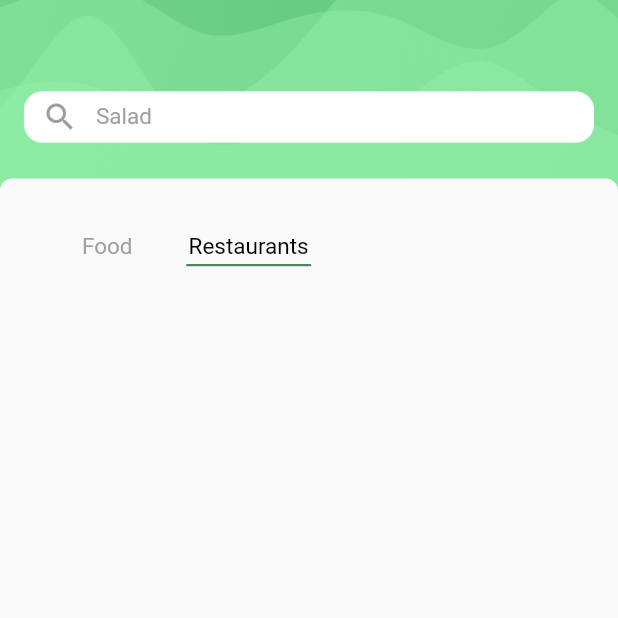
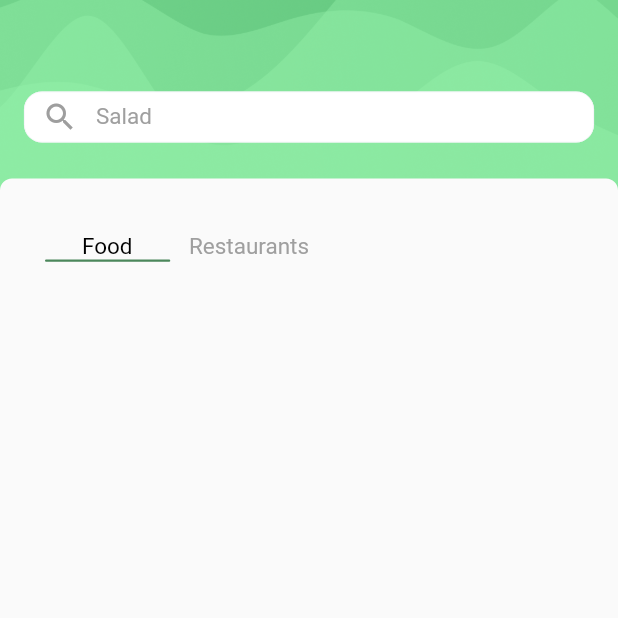
Before and after one commit to Lejhat-Bergijhi/veggytably-customer, a Flutter app: the SearchPage screen opened directly, on a phone screen of 412 x 824 dp, the top half of it. Run offline on Flutter 3.47's test engine with Material 2 defaults, Android fonts, the phone set to English and light mode, and no system bars; our stand-ins replace dio, dotted_border, flutter_secure_storage, get, image_picker, shared_preferences; accounts and stored records are empty.

Commit message:
finish search page

```diff
--- a/lib/controllers/search_controller.dart
+++ b/lib/controllers/search_controller.dart
@@ -12,6 +12,7 @@ class SearchController extends GetxController {
   set search(String value) => _search.value = value;
 
   RxBool isLoading = false.obs;
+  RxBool showMenu = true.obs;
 
   String get search => _search.value;
   List<Menu> get menuSearchResult => _menuSearchResult;
@@ -50,6 +51,11 @@ class SearchController extends GetxController {
     }
   }
 
+  void setShowMenu(bool value) {
+    showMenu.value = value;
+    update();
+  }
+
   void setSearch(String query) {
     search = query;
     update();
--- a/lib/views/search_page.dart
+++ b/lib/views/search_page.dart
@@ -4,14 +4,14 @@ import 'package:veggytably_customer/controllers/search_controller.dart';
 import 'package:veggytably_customer/widgets/sliver_search_page_app_bar.dart';
 
 import '../widgets/food_menu_card.dart';
+import '../widgets/resto_menu_card.dart';
 import '../widgets/switcher.dart';
 
 class SearchPage extends StatelessWidget {
   const SearchPage({super.key});
   @override
   Widget build(BuildContext context) {
-    SearchController searchController = Get.put(SearchController());
-    // AuthController authController = Get.put(AuthController());
+    Get.put(SearchController());
     double marginleft = 24;
     double boxWidth = MediaQuery.of(context).size.width;
     double topPadding = MediaQuery.of(context).padding.top + 15;
@@ -28,11 +28,11 @@ class SearchPage extends StatelessWidget {
                 children: [
                   RegularSearchAppBar(topPadding),
                   const SizedBox(height: 20),
-                  const Padding(
+                  Padding(
                     padding: EdgeInsets.only(left: 30),
                     child: Switcher(),
                   ),
-                  const SizedBox(height: 80),
+                  const SizedBox(height: 20),
                   // menu list here
                   GetBuilder<SearchController>(
                     builder: (controller) {
@@ -51,7 +51,8 @@ class SearchPage extends StatelessWidget {
                         return const SizedBox();
                       }
 
-                      if (controller.search.length > 3 &&
+                      if (controller.search.length > 3) {
+                        if (controller.showMenu.value &&
                             controller.menuSearchResult.isEmpty) {
                           return Center(
                             child: SizedBox(
@@ -62,16 +63,38 @@ class SearchPage extends StatelessWidget {
                           );
                         }
 
+                        if (!controller.showMenu.value &&
+                            controller.merchantSearchResult.isEmpty) {
+                          return Center(
+                            child: SizedBox(
+                                height: 300,
+                                width: 300,
+                                child: Image.asset(
+                                    'assets/images/sorry_search_page.png')),
+                          );
+                        }
+                      }
+
                       return Expanded(
-                        child: ListView.builder(
+                        child: controller.showMenu.value
+                            ? ListView.builder(
+                                physics: const AlwaysScrollableScrollPhysics(
+                                    parent: BouncingScrollPhysics()),
                                 itemCount: controller.menuSearchResult.length,
                                 itemBuilder: (context, index) {
                                   return FoodMenuCard(
-                                // menu: controller.menuSearchResult[index],
-                                'assets/images/food1.png',
-                                "Gurino Salado",
-                                "Rp 10.000",
-                                "Helty Resto Jaya");
+                                    menu: controller.menuSearchResult[index],
+                                  );
+                                },
+                              )
+                            : ListView.builder(
+                                itemCount:
+                                    controller.merchantSearchResult.length,
+                                itemBuilder: (context, index) {
+                                  return RestoMenuCard(
+                                    merchant:
+                                        controller.merchantSearchResult[index],
+                                  );
                                 },
                               ),
                       );
--- a/lib/widgets/switcher.dart
+++ b/lib/widgets/switcher.dart
@@ -1,16 +1,17 @@
-import 'package:flutter/widgets.dart';
 import 'package:flutter/material.dart';
+import 'package:get/get.dart';
+import 'package:veggytably_customer/controllers/search_controller.dart';
 
 class Switcher extends StatelessWidget {
-  const Switcher({
+  final SearchController searchController = Get.find();
+  Switcher({
     super.key,
   });
 
   @override
   Widget build(BuildContext context) {
-    return Row(
-      // mainAxisSize: MainAxisSize.min,
-      // mainAxisAlignment: MainAxisAlignment.center,
+    return Obx(
+      () => Row(
         crossAxisAlignment: CrossAxisAlignment.start,
         children: [
           Column(
@@ -18,48 +19,81 @@ class Switcher extends StatelessWidget {
             mainAxisAlignment: MainAxisAlignment.start,
             crossAxisAlignment: CrossAxisAlignment.start,
             children: [
-            SizedBox(
+              GestureDetector(
+                onTap: () {
+                  searchController.setShowMenu(true);
+                },
+                child: SizedBox(
                   width: 83,
                   child: Text(
                     "Food",
                     textAlign: TextAlign.center,
-                style: TextStyle(
+                    style: searchController.showMenu.value
+                        ? const TextStyle(
+                            color: Colors.black,
+                            fontSize: 15,
+                          )
+                        : const TextStyle(
                             color: Color(0xff9f9f9f),
                             fontSize: 15,
                           ),
                   ),
                 ),
+              ),
+              searchController.showMenu.value
+                  ? Container(
+                      width: 83.50,
+                      height: 1.50,
+                      decoration: BoxDecoration(
+                        color: const Color(0xff4b875b),
+                        borderRadius: BorderRadius.circular(1.50),
+                      ),
+                    )
+                  : const SizedBox(),
             ],
           ),
-        SizedBox(width: 11),
+          const SizedBox(width: 11),
           Column(
             mainAxisSize: MainAxisSize.min,
             mainAxisAlignment: MainAxisAlignment.start,
             crossAxisAlignment: CrossAxisAlignment.center,
             children: [
-            SizedBox(
+              GestureDetector(
+                onTap: () {
+                  searchController.setShowMenu(false);
+                },
+                child: SizedBox(
                   width: 83,
                   child: Text(
                     "Restaurants",
                     textAlign: TextAlign.center,
-                style: TextStyle(
+                    style: !searchController.showMenu.value
+                        ? const TextStyle(
                             color: Colors.black,
+                            fontSize: 15,
+                          )
+                        : const TextStyle(
+                            color: Color(0xff9f9f9f),
                             fontSize: 15,
                           ),
                   ),
                 ),
-            SizedBox(height: 3),
-            Container(
+              ),
+              const SizedBox(height: 3),
+              !searchController.showMenu.value
+                  ? Container(
                       width: 83.50,
                       height: 1.50,
                       decoration: BoxDecoration(
-                color: Color(0xff4b875b),
+                        color: const Color(0xff4b875b),
                         borderRadius: BorderRadius.circular(1.50),
                       ),
+                    )
+                  : const SizedBox(),
+            ],
           ),
         ],
       ),
-      ],
     );
   }
 }
```
Also changed, not shown: lib/views/search_page1.dart (+4 -4 lines), lib/views/search_page2.dart (+4 -4 lines), lib/views/search_page3.dart (+14 -16 lines), lib/views/search_page4.dart (+6 -6 lines), lib/widgets/food_menu_card.dart (+34 -17 lines), lib/widgets/resto_menu_card.dart (+33 -13 lines). Lines whose indentation alone changed are shown as unchanged.
